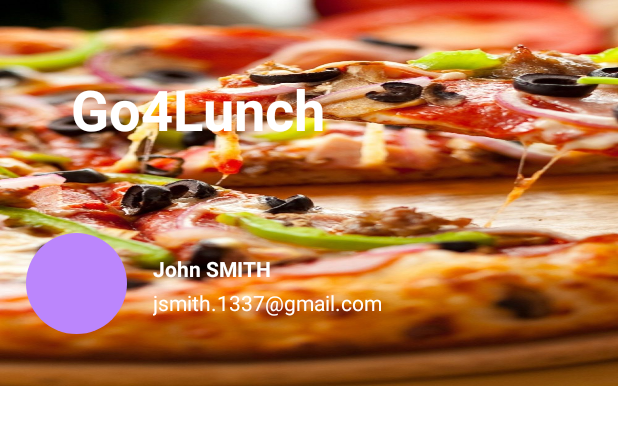
After one commit to Jofiag/OC_PIZZA, an Android app: the layout nav_header.xml on its own in the app's theme, with its tools: preview values and no code run, on a phone screen of 412 x 824 dp. The commit adds this screen. Shown: the top 425 px of the screen. Run offline under Robolectric (Android 15) with nearby library versions, the phone set to English and light mode, and no system bars.

Commit message:
Implementation of bottom navigation view and drawer layout.

```diff
--- /dev/null
+++ b/app/src/main/res/layout/nav_header.xml
@@ -0,0 +1,56 @@
+<?xml version="1.0" encoding="utf-8"?>
+<RelativeLayout xmlns:android="http://schemas.android.com/apk/res/android"
+    android:layout_width="match_parent"
+    android:layout_height="257dp"
+    xmlns:tools="http://schemas.android.com/tools"
+    android:background="@drawable/oc_pizza_4">
+
+    <TextView
+        android:id="@+id/title"
+        android:layout_width="wrap_content"
+        android:layout_height="wrap_content"
+        android:layout_alignParentStart="true"
+        android:layout_marginStart="47dp"
+        android:layout_marginTop="47dp"
+        android:text="@string/go4lunch_text"
+        android:textColor="@color/white"
+        android:textSize="37sp"
+        android:textStyle="bold" />
+
+
+    <de.hdodenhof.circleimageview.CircleImageView
+        android:id="@+id/profile_circle_image_view"
+        android:layout_width="67dp"
+        android:layout_height="67dp"
+        android:layout_marginTop="57dp"
+        android:layout_marginBottom="7dp"
+        android:layout_marginStart="17dp"
+        android:layout_alignParentStart="true"
+        android:layout_below="@+id/title"
+        android:contentDescription="@string/profile_image_text"
+        android:src="@color/purple_200"/>
+
+    <TextView
+        android:id="@+id/name_text"
+        android:layout_width="wrap_content"
+        android:layout_height="wrap_content"
+        android:layout_marginTop="71dp"
+        android:layout_marginStart="17dp"
+        android:layout_below="@+id/title"
+        android:layout_toEndOf="@+id/profile_circle_image_view"
+        tools:text="John SMITH"
+        android:textColor="@color/white"
+        android:textStyle="bold"/>
+
+    <TextView
+        android:id="@+id/email_text"
+        android:layout_width="wrap_content"
+        android:layout_height="wrap_content"
+        android:layout_marginTop="3dp"
+        android:layout_marginStart="17dp"
+        android:layout_below="@+id/name_text"
+        android:layout_toEndOf="@+id/profile_circle_image_view"
+        tools:text="jsmith.1337@gmail.com"
+        android:textColor="@color/white"/>
+
+</RelativeLayout>
--- a/app/src/main/res/values-night/themes.xml
+++ b/app/src/main/res/values-night/themes.xml
@@ -12,5 +12,7 @@
         <!-- Status bar color. -->
         <item name="android:statusBarColor" tools:targetApi="l">?attr/colorPrimaryVariant</item>
         <!-- Customize your theme here. -->
+        <item name="windowActionBar">false</item>
+        <item name="windowNoTitle">true</item>
     </style>
 </resources>
--- a/app/src/main/res/values/colors.xml
+++ b/app/src/main/res/values/colors.xml
@@ -7,4 +7,5 @@
     <color name="teal_700">#FF018786</color>
     <color name="black">#FF000000</color>
     <color name="white">#FFFFFFFF</color>
+    <color name="my_pink">#E45252</color>
 </resources>
--- a/app/src/main/res/values/strings.xml
+++ b/app/src/main/res/values/strings.xml
@@ -13,4 +13,10 @@
     <string name="hello_map_view_fragment_text">Hello Map View Fragment</string>
     <string name="hello_list_view_fragment_text">Hello List View fragment</string>
     <string name="hello_workmates_fragment_text">Hello Workmates fragment</string>
+    <string name="your_lunch_text">YOUR LUNCH</string>
+    <string name="settings_text">SETTINGS</string>
+    <string name="logout_text">LOGOUT</string>
+    <string name="open_navigation_drawer_description_text">Open navigation drawer</string>
+    <string name="close_navigation_drawer_description_text">Close navigation drawer</string>
+    <string name="profile_image_text">Profile image</string>
 </resources>
--- a/app/src/main/res/values/themes.xml
+++ b/app/src/main/res/values/themes.xml
@@ -12,5 +12,7 @@
         <!-- Status bar color. -->
         <item name="android:statusBarColor" tools:targetApi="l">?attr/colorPrimaryVariant</item>
         <!-- Customize your theme here. -->
+        <item name="windowActionBar">false</item>
+        <item name="windowNoTitle">true</item>
     </style>
 </resources>
```
Also changed, not shown: app/src/main/java/com/example/ocpizza/controller/HomepageActivity.java (+66 -0 lines), app/src/main/res/layout/activity_homepage.xml (+42 -3 lines), app/src/main/res/menu/nd_activity_menu.xml (added, +26 -0 lines).
